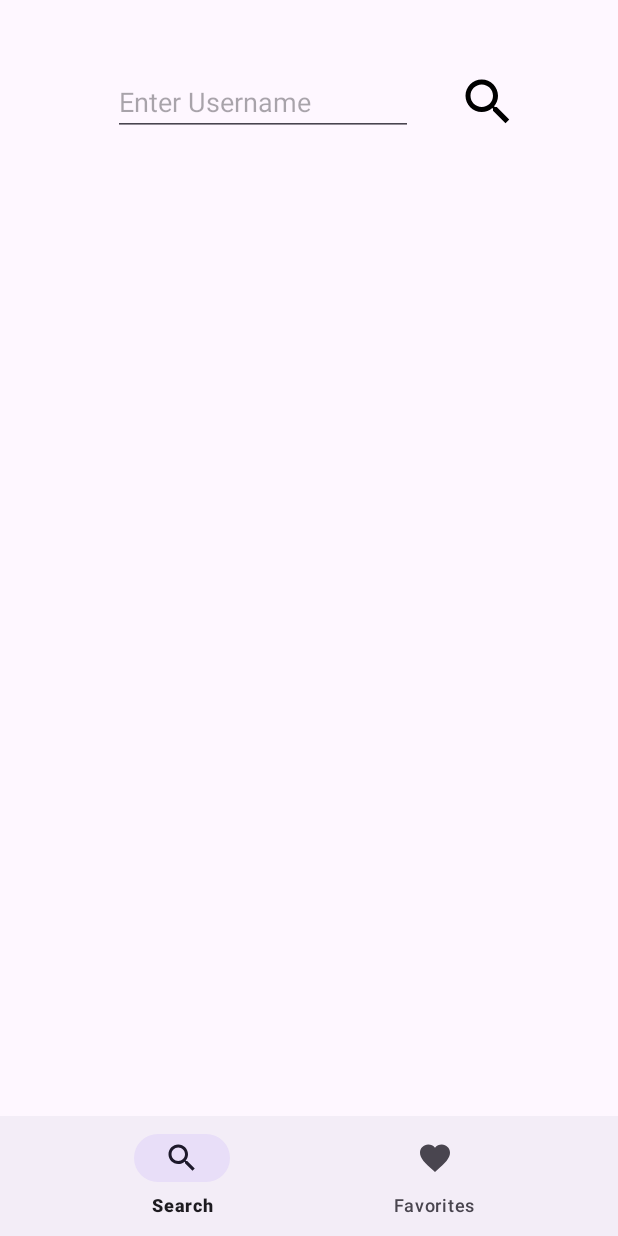
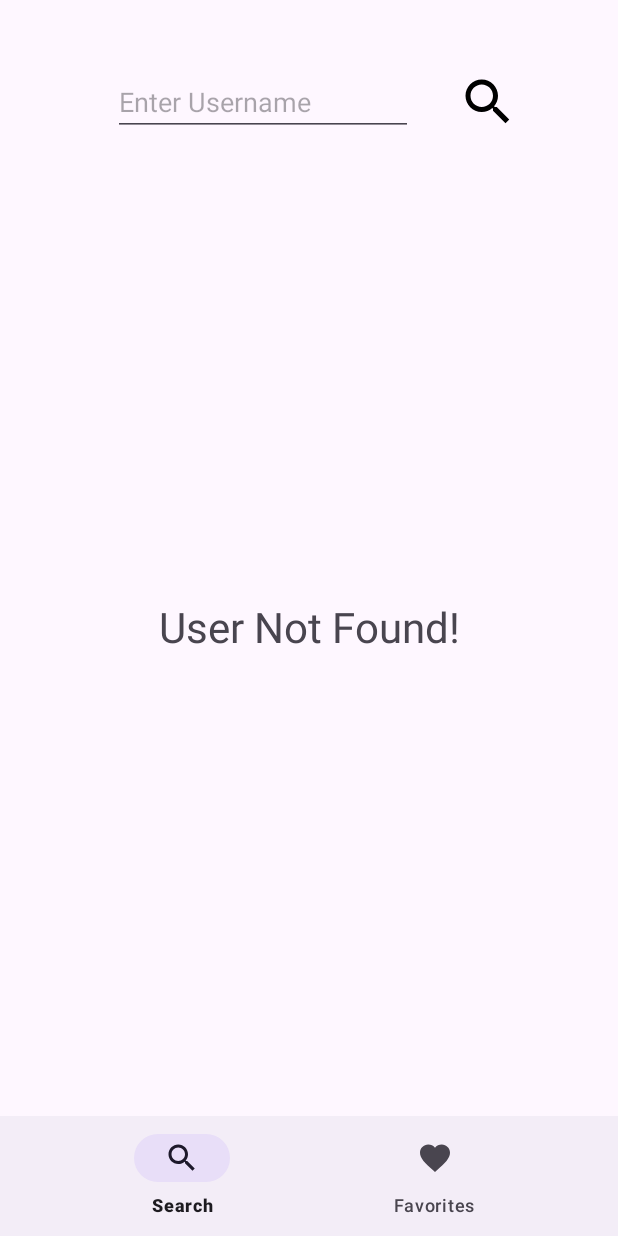
Before and after one commit to UmutEmreSarikaya/GitHubApp, an Android app: the screen it shows after launch (MainActivity), after a tap on "Search Button", on a phone screen of 412 x 824 dp. Run offline under Robolectric (Android 15) with nearby library versions, the phone set to English and light mode, and no system bars; our stand-ins replace Dagger/Hilt's generated code, Room's generated code, data binding, navigation-ui.

Commit message:
Show Warning If No User Found

```diff
--- a/app/src/main/java/com/umutemregithub/app/ui/favorite/FavoriteViewModel.kt
+++ b/app/src/main/java/com/umutemregithub/app/ui/favorite/FavoriteViewModel.kt
@@ -17,6 +17,9 @@ class FavoriteViewModel @Inject constructor(
     private val _favoriteRepos = MutableSharedFlow<List<GitHubRepo>>(1)
     val favoriteRepos: SharedFlow<List<GitHubRepo>> = _favoriteRepos
 
+    private val _updateRow = MutableSharedFlow<Int>()
+    val updateRow: SharedFlow<Int> = _updateRow
+
     fun getFavoriteRepos() {
         viewModelScope.launch {
             gitHubRepoRepository.getFavoriteRepos().collect {
--- a/app/src/main/java/com/umutemregithub/app/ui/search/SearchFragment.kt
+++ b/app/src/main/java/com/umutemregithub/app/ui/search/SearchFragment.kt
@@ -43,11 +43,6 @@ class SearchFragment : Fragment() {
             }
         }
 
-        /*val model = GitHubRepo().let {
-            it.htmlUrl
-            it
-        }*/
-
         initObserver()
         initClickListener()
     }
@@ -62,9 +57,15 @@ class SearchFragment : Fragment() {
         lifecycleScope.launch {
             viewModel.isRepoNotFound.collect { isRepoNotFound ->
                 if (isRepoNotFound) {
-                    binding.recyclerRepo.visibility = View.GONE
+                    binding.apply {
+                        recyclerRepo.visibility = View.GONE
+                        tvUserNotFound.visibility = View.VISIBLE
+                    }
                 } else {
-                    binding.recyclerRepo.visibility = View.VISIBLE
+                    binding.apply {
+                        recyclerRepo.visibility = View.VISIBLE
+                        tvUserNotFound.visibility = View.GONE
+                    }
                 }
             }
         }
--- a/app/src/main/res/layout/fragment_search.xml
+++ b/app/src/main/res/layout/fragment_search.xml
@@ -35,6 +35,18 @@
             app:layout_constraintStart_toEndOf="@+id/et_username"
             app:layout_constraintTop_toTopOf="@+id/et_username" />
 
+        <TextView
+            android:id="@+id/tv_user_not_found"
+            android:layout_width="wrap_content"
+            android:layout_height="wrap_content"
+            android:text="@string/user_not_found"
+            android:textSize="28sp"
+            android:visibility="gone"
+            app:layout_constraintBottom_toBottomOf="parent"
+            app:layout_constraintEnd_toEndOf="parent"
+            app:layout_constraintStart_toStartOf="parent"
+            app:layout_constraintTop_toBottomOf="@+id/et_username" />
+
         <androidx.recyclerview.widget.RecyclerView
             android:id="@+id/recycler_repo"
             android:layout_width="match_parent"
--- a/app/src/main/res/layout/item_git_hub_repo.xml
+++ b/app/src/main/res/layout/item_git_hub_repo.xml
@@ -14,7 +14,7 @@
         android:layout_width="match_parent"
         android:layout_height="wrap_content"
         app:cardCornerRadius="18dp"
-        app:cardElevation="5dp"
+        app:cardElevation="4dp"
         app:cardUseCompatPadding="true">
 
         <androidx.constraintlayout.widget.ConstraintLayout
--- a/app/src/main/res/values/strings.xml
+++ b/app/src/main/res/values/strings.xml
@@ -7,4 +7,5 @@
     <string name="search">Search</string>
     <string name="favorites">Favorites</string>
     <string name="open_in_web">Open In Web</string>
+    <string name="user_not_found">User Not Found!</string>
 </resources>
```
